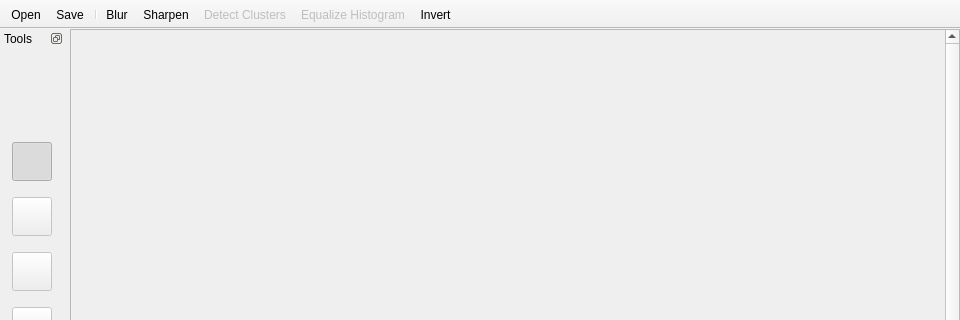
First picture: the form in mainwindow.ui, repository vadrif-draco/Mini-Photoshop, before the edit; both pictures show x 0 to 960 and y 0 to 320 of the 960 by 720 pixel window.
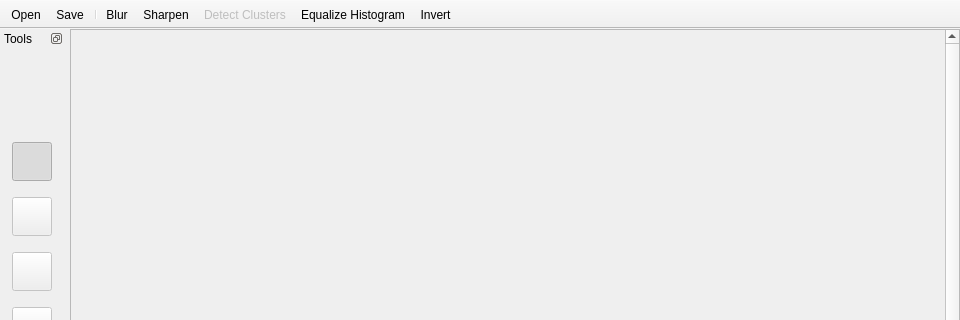
Second picture: the form after the edit. Icons and pictures are not drawn. Custom widgets are drawn as their Qt base class.

Commit message: Added Sequential Histogram Equalization

Diff of the .ui file:
```diff
--- a/mainwindow.ui
+++ b/mainwindow.ui
@@ -532,7 +532,7 @@
   </action>
   <action name="actionEqualize_Histogram">
    <property name="enabled">
-    <bool>false</bool>
+    <bool>true</bool>
    </property>
    <property name="text">
     <string>Equalize Histogram</string>
```
Left out of the diff: 6 changed lines with no effect on the pictures. The commit also changes 1 other file.
